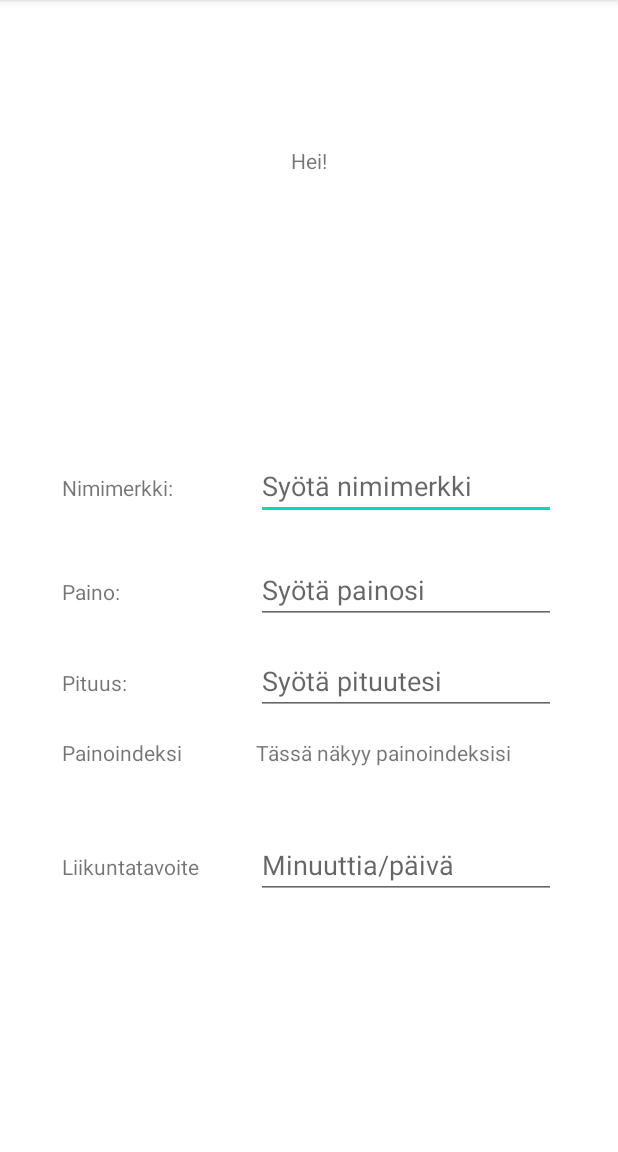
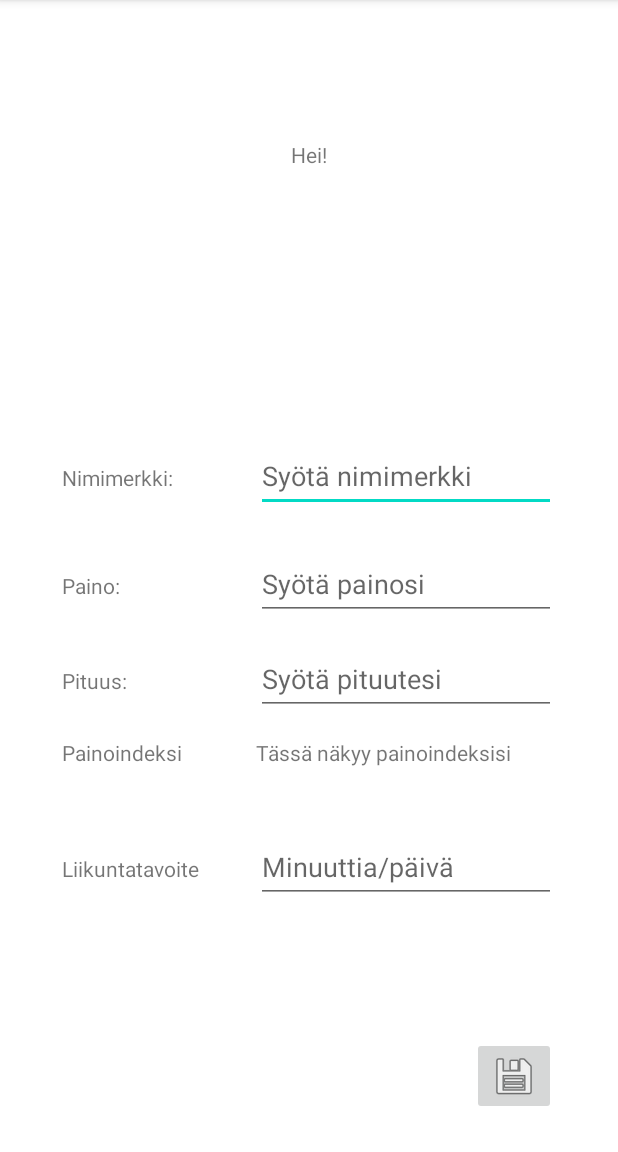
Before and after one commit to teamOliot/StayActiveTrainingApp, an Android app: the UserProfileActivity screen opened directly, with no data from a screen before it, on a phone screen of 412 x 824 dp, the part 84-1236 px from its top. Run offline under Robolectric (Android 15) with nearby library versions, the phone set to English and light mode, and no system bars.

Commit message:
added input types, button logic and modified UserProfile class

```diff
--- a/app/src/main/res/layout/activity_user_profile.xml
+++ b/app/src/main/res/layout/activity_user_profile.xml
@@ -5,7 +5,7 @@
     android:layout_width="match_parent"
     android:layout_height="match_parent"
     tools:context=".UserProfileActivity">
-
+<!--Here are constraints that are used in all pages-->
     <androidx.constraintlayout.widget.Guideline
         android:id="@+id/guidelineHorizontalTop"
         android:layout_width="wrap_content"
@@ -47,7 +47,7 @@
         android:layout_height="wrap_content"
         android:orientation="vertical"
         app:layout_constraintGuide_percent="0.90" />
-
+    <!--Here is text view for greeting -->
     <TextView
         android:id="@+id/tvUserGreeting"
         android:layout_width="wrap_content"
@@ -59,7 +59,7 @@
         app:layout_constraintEnd_toEndOf="parent"
         app:layout_constraintStart_toStartOf="parent"
         app:layout_constraintTop_toTopOf="@+id/guidelineHorizontalTop" />
-
+    <!--Here are all text views related to user info -->
     <TextView
         android:id="@+id/tvUserName"
         android:layout_width="wrap_content"
@@ -92,10 +92,11 @@
         app:layout_constraintBaseline_toBaselineOf="@+id/tvBMIvalue"
         app:layout_constraintStart_toStartOf="@+id/guidelineVerticalLeft" />
 
+    <!--Here are all edit texts to take user input-->
     <EditText
         android:id="@+id/editTextUserNameValue"
         android:layout_width="200sp"
-        android:layout_height="45sp"
+        android:layout_height="48dp"
         android:layout_marginBottom="24dp"
         android:ems="10"
         android:hint="@string/edit_text_user_name_value"
@@ -106,38 +107,38 @@
     <EditText
         android:id="@+id/editTextWeightValue"
         android:layout_width="200sp"
-        android:layout_height="45sp"
+        android:layout_height="48dp"
         android:layout_marginBottom="15dp"
         android:ems="10"
         android:hint="@string/edit_text_weight_value"
-        android:inputType="textPersonName"
+        android:inputType="numberDecimal"
         app:layout_constraintBottom_toTopOf="@+id/editTextHeightValue"
         app:layout_constraintEnd_toStartOf="@+id/guidelineVerticalRight" />
 
     <EditText
         android:id="@+id/editTextHeightValue"
         android:layout_width="200sp"
-        android:layout_height="45sp"
+        android:layout_height="48dp"
         android:layout_marginBottom="15dp"
         android:ems="10"
         android:hint="@string/edit_text_height_value"
-        android:inputType="textPersonName"
+        android:inputType="numberDecimal"
         app:layout_constraintBottom_toTopOf="@+id/tvBMIvalue"
         app:layout_constraintEnd_toStartOf="@+id/guidelineVerticalRight" />
 
     <EditText
         android:id="@+id/editTextExerciseGoalValue"
         android:layout_width="200sp"
-        android:layout_height="45sp"
+        android:layout_height="48dp"
         android:layout_marginTop="15sp"
         android:ems="10"
         android:hint="@string/edit_text_exercise_goal"
-        android:inputType="textPersonName"
+        android:inputType="number"
         app:layout_constraintBottom_toTopOf="@+id/guidelineHorizontalBottom"
         app:layout_constraintEnd_toStartOf="@+id/guidelineVerticalRight"
         app:layout_constraintTop_toTopOf="@+id/guidelineHorizontalCenter"
         app:layout_constraintVertical_bias="0.012" />
-
+    <!--Here are text views to show BMI-->
     <TextView
         android:id="@+id/tvBMIvalue"
         android:layout_width="200sp"
@@ -153,5 +154,16 @@
         android:text="@string/tv_exercise_goal"
         app:layout_constraintBaseline_toBaselineOf="@+id/editTextExerciseGoalValue"
         app:layout_constraintStart_toStartOf="@+id/guidelineVerticalLeft" />
+    <!--This is image button for saving user input info-->
+    <ImageButton
+        android:id="@+id/imageButtonSave"
+        android:text="@string/image_button_save"
+        android:onClick="saveUserProfile"
+        android:layout_width="wrap_content"
+        android:layout_height="wrap_content"
+        app:layout_constraintEnd_toStartOf="@+id/guidelineVerticalRight"
+        app:layout_constraintTop_toTopOf="@+id/guidelineHorizontalBottom"
+        app:srcCompat="@android:drawable/ic_menu_save"
+        android:contentDescription="Save"/>
 
 </androidx.constraintlayout.widget.ConstraintLayout>
--- a/app/src/main/res/values/strings.xml
+++ b/app/src/main/res/values/strings.xml
@@ -17,6 +17,7 @@
     <string name="tv_BMI_result">Tässä näkyy painoindeksisi</string>
     <string name="tv_exercise_goal">Liikuntatavoite</string>
     <string name="edit_text_exercise_goal">Minuuttia/päivä</string>
+    <string name="image_button_save"></string>
 
 
 </resources>
```
Also changed, not shown: app/src/main/java/com/metropolia/stayactive/UserProfile.java (+5 -3 lines), app/src/main/java/com/metropolia/stayactive/UserProfileActivity.java (+20 -3 lines).
